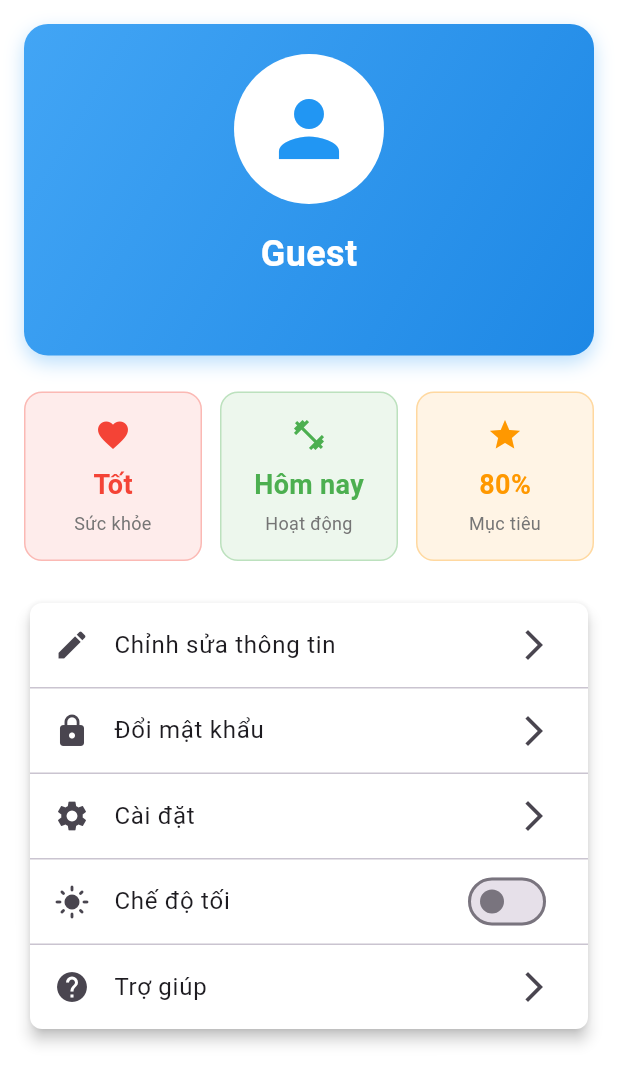
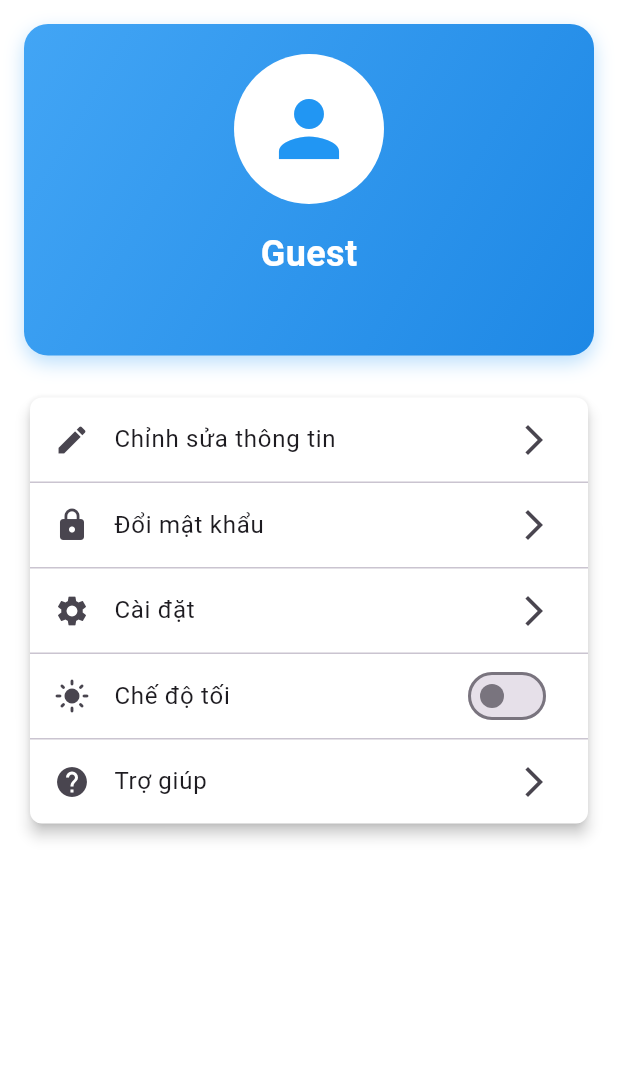
Before and after one commit to Nimiii0411/health_keeper, a Flutter app: the AccountScreen widget shown alone on an empty page, opened directly, on a phone screen of 412 x 824 dp. Shown: the top 1084 px of the screen. Run offline on Flutter 3.47's test engine with Material 3 defaults, Android fonts, the phone set to English and light mode, and no system bars; our stand-ins replace fl_chart, flutter_local_notifications, shared_preferences, timezone; missing offline and left inert: mongo_dart; accounts and stored records are empty.

Commit message:
remove 3 icon status in account_screen User

```diff
--- a/lib/screen/account_screen.dart
+++ b/lib/screen/account_screen.dart
@@ -124,41 +124,7 @@ class _AccountScreenState extends State<AccountScreen> {
                   ),
                 ],
               ],
-            ),
-          ),
-          SizedBox(height: 24),
-
-          // Quick Stats (you can expand this later with real data)
-          Row(
-            children: [
-              Expanded(
-                child: _buildStatCard(
-                  icon: Icons.favorite,
-                  title: 'Sức khỏe',
-                  value: 'Tốt',
-                  color: Colors.red,
-                ),
-              ),
-              SizedBox(width: 12),
-              Expanded(
-                child: _buildStatCard(
-                  icon: Icons.fitness_center,
-                  title: 'Hoạt động',
-                  value: 'Hôm nay',
-                  color: Colors.green,
-                ),
-              ),
-              SizedBox(width: 12),
-              Expanded(
-                child: _buildStatCard(
-                  icon: Icons.star,
-                  title: 'Mục tiêu',
-                  value: '80%',
-                  color: Colors.orange,
-                ),
-              ),
-            ],
-          ),
+            ),          ),
           SizedBox(height: 24),
 
           // Account Settings
@@ -233,54 +199,7 @@ class _AccountScreenState extends State<AccountScreen> {
             ),
           ),
           // Add bottom padding for better scroll experience
-          SizedBox(height: 16),
-        ],
-      ),
-    );
-  }
-
-  Widget _buildStatCard({
-    required IconData icon,
-    required String title,
-    required String value,
-    required Color color,
-  }) {
-    return Container(
-      padding: EdgeInsets.all(16),
-      decoration: BoxDecoration(
-        color: color.withOpacity(0.1),
-        borderRadius: BorderRadius.circular(12),
-        border: Border.all(
-          color: color.withOpacity(0.3),
-          width: 1,
-        ),
-      ),
-      child: Column(
-        children: [
-          Icon(
-            icon,
-            color: color,
-            size: 24,
-          ),
-          SizedBox(height: 8),
-          Text(
-            value,
-            style: TextStyle(
-              fontSize: 18,
-              fontWeight: FontWeight.bold,
-              color: color,
-            ),
-          ),
-          SizedBox(height: 4),
-          Text(
-            title,
-            style: TextStyle(
-              fontSize: 12,
-              color: Colors.grey[600],
-            ),
-            textAlign: TextAlign.center,
-          ),
-        ],
+          SizedBox(height: 16),        ],
       ),
     );
   }
```
